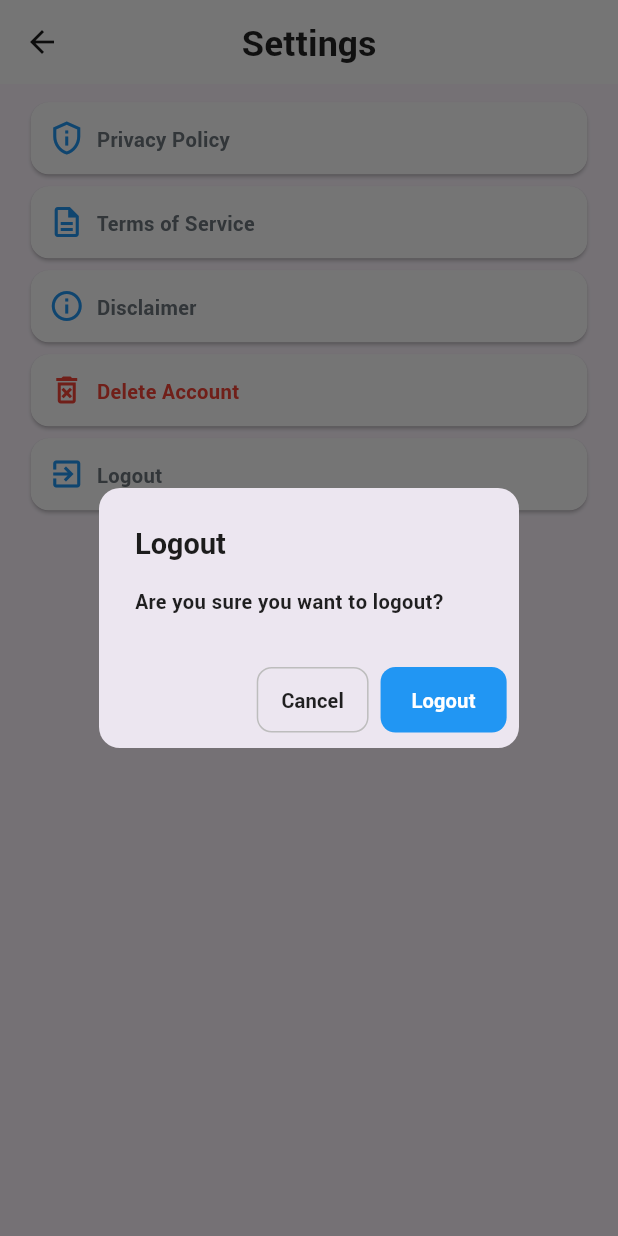
After one commit to MRamzan2000/Eatro, a Flutter app: the SettingScreen screen opened directly, after a tap on "Logout", on a phone screen of 412 x 824 dp. The commit adds this screen. Run offline on Flutter 3.47's test engine with Material 3 defaults, Android fonts, the phone set to English and light mode, and no system bars; our stand-ins replace dropdown_button2, get, google_sign_in, responsive_sizer, shared_preferences; accounts and stored records are empty; network calls fail.

Commit message:
add code

```diff
--- a/lib/main.dart
+++ b/lib/main.dart
@@ -27,6 +27,7 @@ class MyApp extends StatelessWidget {
             appBarTheme: AppBarTheme(
               backgroundColor: AppColors.cardBgColor,
               elevation: 0,
+              centerTitle: true,
               titleTextStyle: TextStyle(
                 color: AppColors.headingColor,
                 fontSize: 18,
--- a/lib/view/screens/ai_suggestion_screen.dart
+++ b/lib/view/screens/ai_suggestion_screen.dart
@@ -121,7 +121,7 @@ class AiSuggestionScreen extends StatelessWidget {
                     ),
                     getVerticalSpace(height: 1.5.h),
                     Text(
-                      "You can ask me anything about recipes, dietary needs, or ingredients. For example:",
+                      "You can ask me anything about recipes, dietary needs, or ingredients. For jollybunny:",
                       style: TextStyle(fontSize: 15.sp, color: Colors.black54),
                     ),
                     getVerticalSpace(height: 1.h),
--- /dev/null
+++ b/lib/view/screens/setting_screen.dart
@@ -0,0 +1,248 @@
+import 'package:eatro/controller/utils/app_colors.dart';
+import 'package:eatro/controller/utils/app_styles.dart';
+import 'package:flutter/material.dart';
+import 'package:get/get.dart';
+import 'package:responsive_sizer/responsive_sizer.dart';
+import 'package:url_launcher/url_launcher.dart';
+
+class SettingScreen extends StatefulWidget {
+  const SettingScreen({super.key});
+
+  @override
+  State<SettingScreen> createState() => _SettingScreenState();
+}
+
+class _SettingScreenState extends State<SettingScreen> {
+  void urlLauncher({required String url}) async {
+    if (!await launchUrl(
+      Uri.parse(url),
+      mode: LaunchMode.externalApplication,
+    )) {
+      throw Exception('Could not launch $url');
+    }
+  }
+
+  @override
+  Widget build(BuildContext context) {
+    return Scaffold(
+      appBar: AppBar(
+        leading: GestureDetector(
+          onTap: () {
+            Get.back();
+          },
+          child: Icon(Icons.arrow_back, color: AppColors.headingColor),
+        ),
+        backgroundColor: Colors.white,
+        elevation: 0,
+        title: Text(
+          "Settings",
+          style: TextStyle(
+            fontSize: 20.sp,
+            fontWeight: FontWeight.bold,
+            color: Colors.black87,
+          ),
+        ),
+      ),
+      body: Padding(
+        padding: EdgeInsets.symmetric(horizontal: 4.w, vertical: 1.h),
+        child: Column(
+          children: [
+            GestureDetector(
+              onTap: () {
+                urlLauncher(
+                  url: "https://jollybunny.com/eatro-privacy-policy/",
+                );
+              },
+              child: Card(
+                color: Colors.white,
+                child: Padding(
+                  padding: const EdgeInsets.all(12.0),
+                  child: Row(
+                    children: [
+                      Icon(Icons.privacy_tip_outlined, color: Colors.blue),
+                      SizedBox(width: 8),
+                      Text("Privacy Policy", style: AppTextStyles.subHeading),
+                    ],
+                  ),
+                ),
+              ),
+            ),
+            GestureDetector(
+              onTap: () {
+                urlLauncher(url: "https://jollybunny.com/eatro-terms/");
+              },
+              child: Card(
+                color: Colors.white,
+                child: Padding(
+                  padding: const EdgeInsets.all(12.0),
+                  child: Row(
+                    children: [
+                      Icon(Icons.description_outlined, color: Colors.blue),
+                      SizedBox(width: 8),
+                      Text("Terms of Service", style: AppTextStyles.subHeading),
+                    ],
+                  ),
+                ),
+              ),
+            ),
+            GestureDetector(
+              onTap: () {
+                urlLauncher(url: "https://jollybunny.com/eatro-disclaimer/");
+              },
+              child: Card(
+                color: Colors.white,
+                child: Padding(
+                  padding: const EdgeInsets.all(12.0),
+                  child: Row(
+                    children: [
+                      Icon(Icons.info_outline, color: Colors.blue),
+                      SizedBox(width: 8),
+                      Text("Disclaimer", style: AppTextStyles.subHeading),
+                    ],
+                  ),
+                ),
+              ),
+            ),
+            GestureDetector(
+              onTap: () {
+                _showConfirmDialog(
+                  context,
+                  "Delete Account",
+                  "This action cannot be undone. Delete your account?",
+                );
+              },
+              child: Card(
+                color: Colors.white,
+                child: Padding(
+                  padding: const EdgeInsets.all(12.0),
+                  child: Row(
+                    children: [
+                      Icon(Icons.delete_forever_outlined, color: Colors.red),
+                      SizedBox(width: 8),
+                      Text(
+                        "Delete Account",
+                        style: AppTextStyles.subHeading.copyWith(
+                          color: Colors.red,
+                        ),
+                      ),
+                    ],
+                  ),
+                ),
+              ),
+            ),
+            GestureDetector(
+              onTap: () {
+                _showConfirmDialog(
+                  context,
+                  "Logout",
+                  "Are you sure you want to logout?",
+                );
+              },
+              child: Card(
+                color: Colors.white,
+                child: Padding(
+                  padding: const EdgeInsets.all(12.0),
+                  child: Row(
+                    children: [
+                      Icon(Icons.exit_to_app, color: Colors.blue),
+                      SizedBox(width: 8),
+                      Text("Logout", style: AppTextStyles.subHeading),
+                    ],
+                  ),
+                ),
+              ),
+            ),
+          ],
+        ),
+      ),
+    );
+  }
+
+  /// Confirmation Dialog
+  void _showConfirmDialog(BuildContext context, String title, String message) {
+    final bool isLogout = title == "Logout";
+
+    showDialog(
+      context: context,
+      builder:
+          (ctx) => AlertDialog(
+            shape: RoundedRectangleBorder(
+              borderRadius: BorderRadius.circular(14),
+            ),
+            title: Text(
+              title,
+              style: AppTextStyles.headingLarge.copyWith(
+                fontSize: 18.sp,
+                fontWeight: FontWeight.bold,
+              ),
+            ),
+            content: Text(
+              message,
+              style: AppTextStyles.subHeading.copyWith(
+                fontSize: 15.sp,
+                color: Colors.black87,
+              ),
+            ),
+            actionsPadding: EdgeInsets.symmetric(
+              horizontal: 2.w,
+              vertical: 1.h,
+            ),
+            actions: [
+              OutlinedButton(
+                style: OutlinedButton.styleFrom(
+                  side: BorderSide(color: Colors.grey.shade400),
+                  shape: RoundedRectangleBorder(
+                    borderRadius: BorderRadius.circular(10),
+                  ),
+                  padding: EdgeInsets.symmetric(
+                    horizontal: 4.w,
+                    vertical: 1.5.h,
+                  ),
+                ),
+                onPressed: () => Navigator.pop(ctx),
+                child: Text(
+                  "Cancel",
+                  style: TextStyle(
+                    fontSize: 15.sp,
+                    fontWeight: FontWeight.w600,
+                    color: Colors.black87,
+                  ),
+                ),
+              ),
+              ElevatedButton(
+                style: ElevatedButton.styleFrom(
+                  backgroundColor: isLogout ? Colors.blue : Colors.red,
+                  shape: RoundedRectangleBorder(
+                    borderRadius: BorderRadius.circular(10),
+                  ),
+                  padding: EdgeInsets.symmetric(
+                    horizontal: 5.w,
+                    vertical: 1.5.h,
+                  ),
+                  elevation: 0,
+                ),
+                onPressed: () {
+                  Navigator.pop(ctx);
+                  if (isLogout) {
+                    Get.snackbar(
+                      "Logged Out",
+                      "You have been logged out successfully!",
+                    );
+                  } else {
+                    Get.snackbar("Deleted", "Your account has been deleted.");
+                  }
+                },
+                child: Text(
+                  title,
+                  style: TextStyle(
+                    fontSize: 15.sp,
+                    fontWeight: FontWeight.w600,
+                    color: Colors.white,
+                  ),
+                ),
+              ),
+            ],
+          ),
+    );
+  }
+}
--- a/pubspec.yaml
+++ b/pubspec.yaml
@@ -16,7 +16,7 @@ publish_to: 'none' # Remove this line if you wish to publish to pub.dev
 # https://developer.apple.com/library/archive/documentation/General/Reference/InfoPlistKeyReference/Articles/CoreFoundationKeys.html
 # In Windows, build-name is used as the major, minor, and patch parts
 # of the product and file versions while build-number is used as the build suffix.
-version: 1.0.0+1
+version: 2.0.9+9
 
 environment:
   sdk: '>=3.7.0 <4.0.0'
@@ -40,6 +40,7 @@ dependencies:
   http: ^1.5.0
   shared_preferences: ^2.5.3
   google_sign_in: ^7.2.0
+  url_launcher: ^6.3.2
 
 dev_dependencies:
   flutter_test:
@@ -78,7 +79,7 @@ flutter:
   # in this "flutter" section. Each entry in this list should have a
   # "family" key with the font family name, and a "fonts" key with a
   # list giving the asset and other descriptors for the font. For
-  # example:
+  # jollybunny:
   fonts:
      - family: Roboto
        fonts:
```
Also changed, not shown: lib/controller/getx_controller/auth_controller.dart (+48 -20 lines), lib/controller/getx_controller/homeController.dart (+39 -4 lines), lib/view/screens/home_screen.dart (+7 -1 lines), lib/view/screens/reference_screen.dart (+7 -110 lines), assets/images/user.png (added), pubspec.lock, 6 other files.
